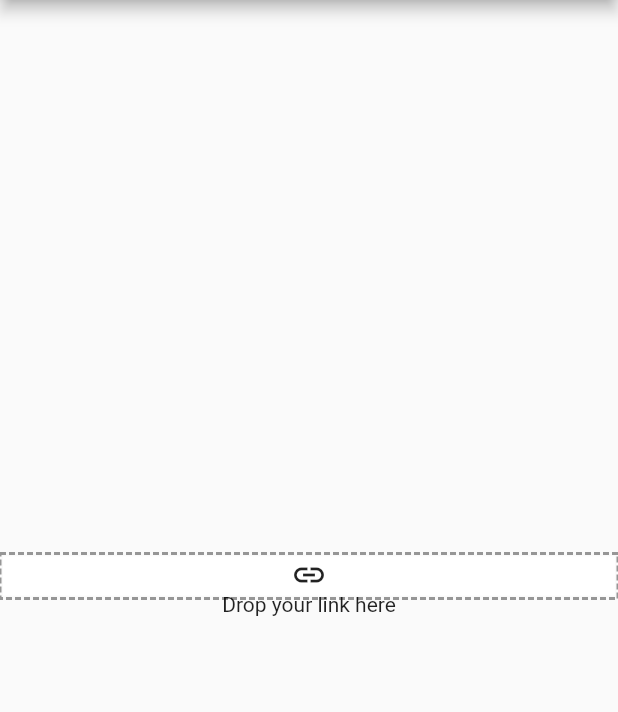
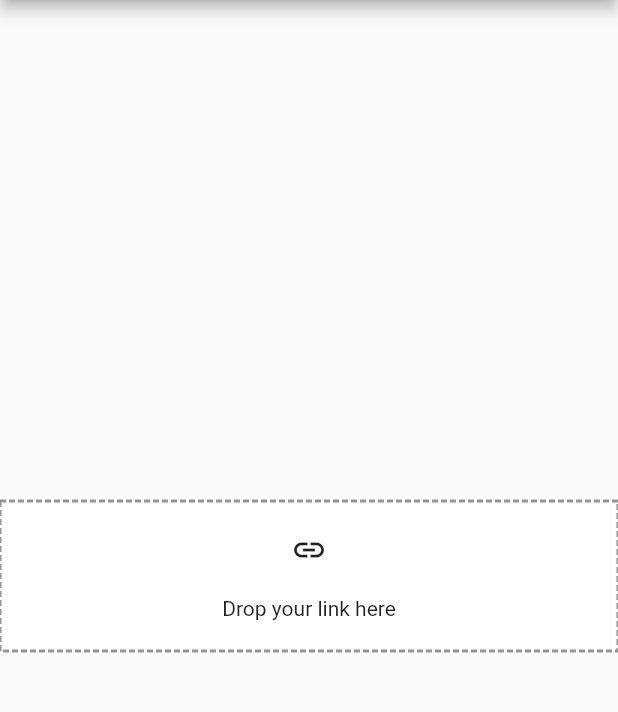
Before and after one commit to KalybosPro/drop_link, a Flutter app: the screen it shows after launch, on a phone screen of 412 x 824 dp, the part 84-796 px from its top. Run offline on Flutter 3.47's test engine with Material 2 defaults, Android fonts, the phone set to English and light mode, and no system bars; drawn by our look-alikes of dotted_border; missing offline and left inert: dart:html; statements that could not run were skipped.

Commit message:
Screenshots added

```diff
--- a/example/lib/main.dart
+++ b/example/lib/main.dart
@@ -29,6 +29,7 @@ class MyHomePage extends StatefulWidget {
 }
 
 class _MyHomePageState extends State<MyHomePage> {
+   String? link;
   @override
   Widget build(BuildContext context) {
     return Scaffold(
@@ -36,14 +37,16 @@ class _MyHomePageState extends State<MyHomePage> {
         title: const Text("Drop link zone"),
       ),
       body: Center(
-        // Center is a layout widget. It takes a single child and positions it
-        // in the middle of the parent.
         child: Container(
-          height: 30,
+          height: 100,
+          width: 500,
           alignment: Alignment.center,
           child: DropZone(
             onDrop: (data) {
               debugPrint(data);
+              setState(() {
+                link = data;
+              });
             },
             child: DottedBorder(
               color: Colors.black.withOpacity(0.4),
@@ -55,12 +58,12 @@ class _MyHomePageState extends State<MyHomePage> {
                 decoration: const BoxDecoration(
                   color: Colors.white,
                 ),
-                child: Column(
+                child: link!=null? Center(child: Text("$link")): Column(
                   mainAxisAlignment: MainAxisAlignment.center,
                   children: const [
                     Spacer(),
                     ClipRRect(
-                      child: Icon(Icons.link),
+                      child:  Icon(Icons.link),
                     ),
                     Spacer(),
                     Text("Drop your link here"),
```
Also changed, not shown: Capture web_8-9-2023_13262_localhost.jpeg (added), Capture web_8-9-2023_133143_localhost.jpeg (added), 1 other file.
